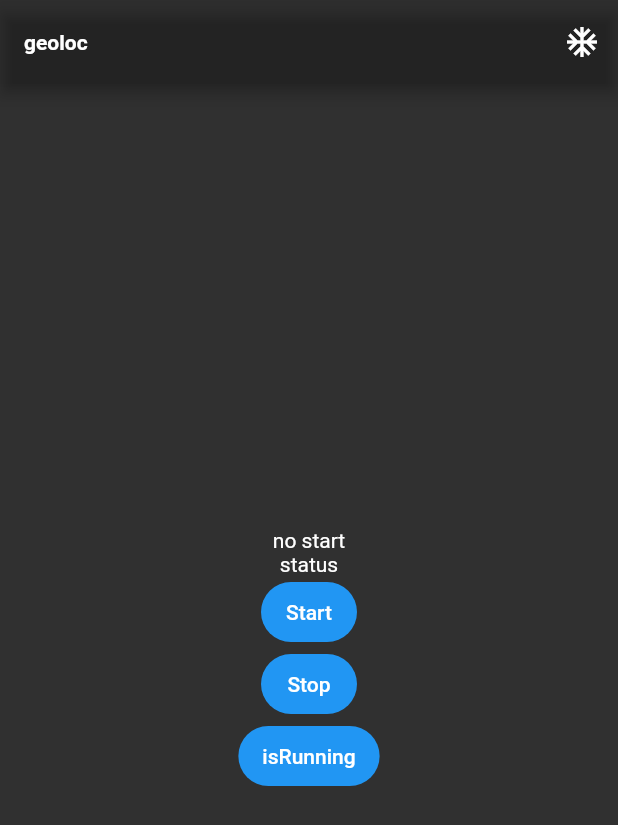
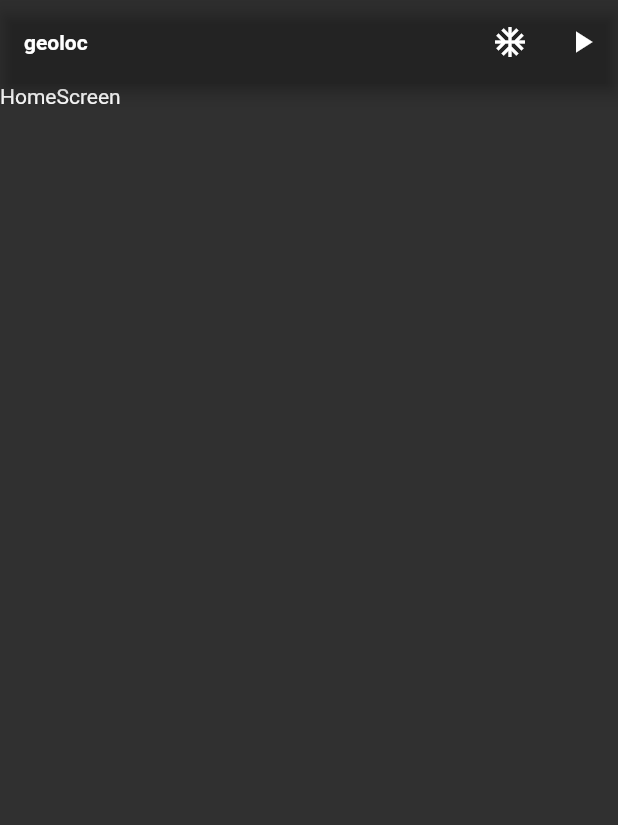
Before and after one commit to toyotarou/flutter_geoloc3-3, a Flutter app: the screen it shows after launch, on a phone screen of 412 x 824 dp. Shown: the top 825 px of the screen. Run offline on Flutter 3.47's test engine with Material 3 defaults, Android fonts, the phone set to English and light mode, and no system bars; our stand-ins replace google_fonts, hooks_riverpod, isar, permission_handler; missing offline and left inert: background_task; accounts and stored records are empty; generated files the repository leaves out were written again; Roboto replaces fonts that are missing (KiwiMaru).

Commit message:
commit 20241216

```diff
--- a/lib/screens/home_screen.dart
+++ b/lib/screens/home_screen.dart
@@ -81,6 +81,8 @@ class _HomeScreenState extends State<HomeScreen> {
   late final StreamSubscription<Location> _bgDisposer;
   late final StreamSubscription<StatusEvent> _statusDisposer;
 
+  bool isRunning = false;
+
   ///
   @override
   void initState() {
@@ -113,6 +115,13 @@ class _HomeScreenState extends State<HomeScreen> {
 
       setState(() => statusText = message);
     });
+
+    loadRunningStatus();
+  }
+
+  ///
+  Future<void> loadRunningStatus() async {
+    isRunning = await BackgroundTask.instance.isRunning;
   }
 
   ///
@@ -137,9 +146,32 @@ class _HomeScreenState extends State<HomeScreen> {
                 widget: const DummyGeolocAlert(),
               );
             },
-              icon: const Icon(Icons.ac_unit)),
+            icon: const Icon(Icons.ac_unit),
+          ),
+          IconButton(
+            onPressed: () async {
+              final PermissionStatus status = await Permission.location.request();
+              final PermissionStatus statusAlways = await Permission.locationAlways.request();
+
+              if (status.isGranted && statusAlways.isGranted) {
+                await BackgroundTask.instance.start(isEnabledEvenIfKilled: isEnabledEvenIfKilled);
+                setState(() => bgText = 'start');
+              }
+            },
+            icon: Icon(
+              Icons.play_arrow,
+              color: isRunning ? Colors.yellowAccent : Colors.white,
+            ),
+          ),
         ],
       ),
+      body: const Column(
+        children: <Widget>[
+          Text('HomeScreen'),
+        ],
+      ),
+
+      /*
       body: Center(
         child: SingleChildScrollView(
           child: Padding(
@@ -201,6 +233,7 @@ class _HomeScreenState extends State<HomeScreen> {
           ),
         ),
       ),
+      */
     );
   }
 }
```
Lines whose indentation alone changed are shown as unchanged.
